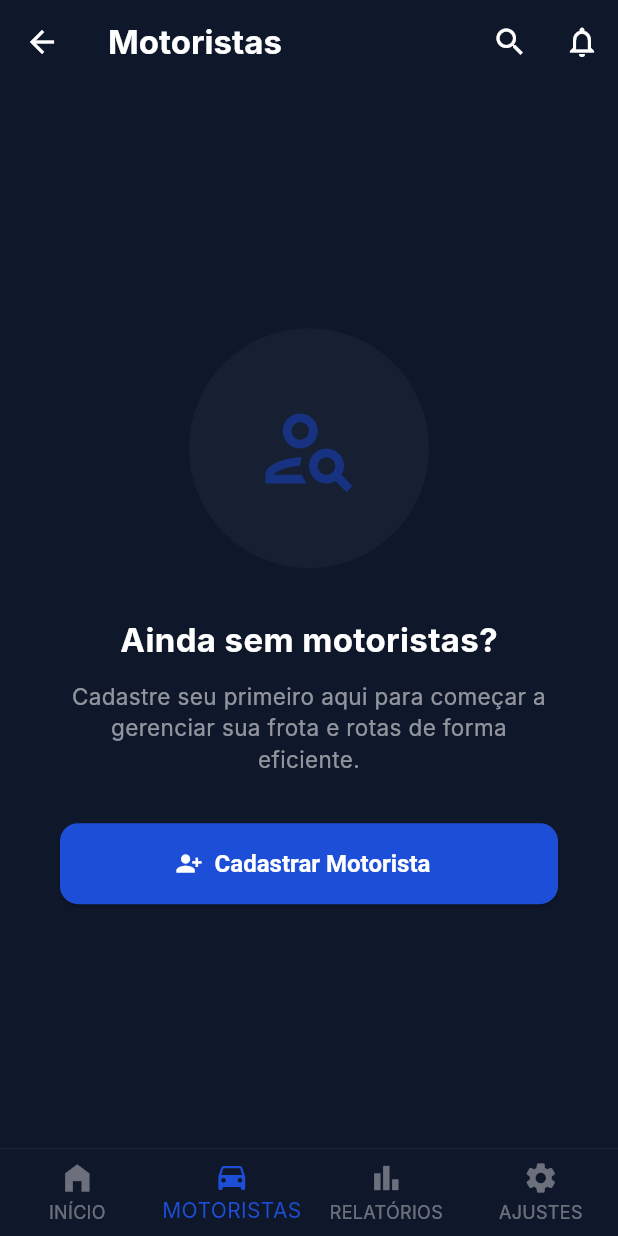
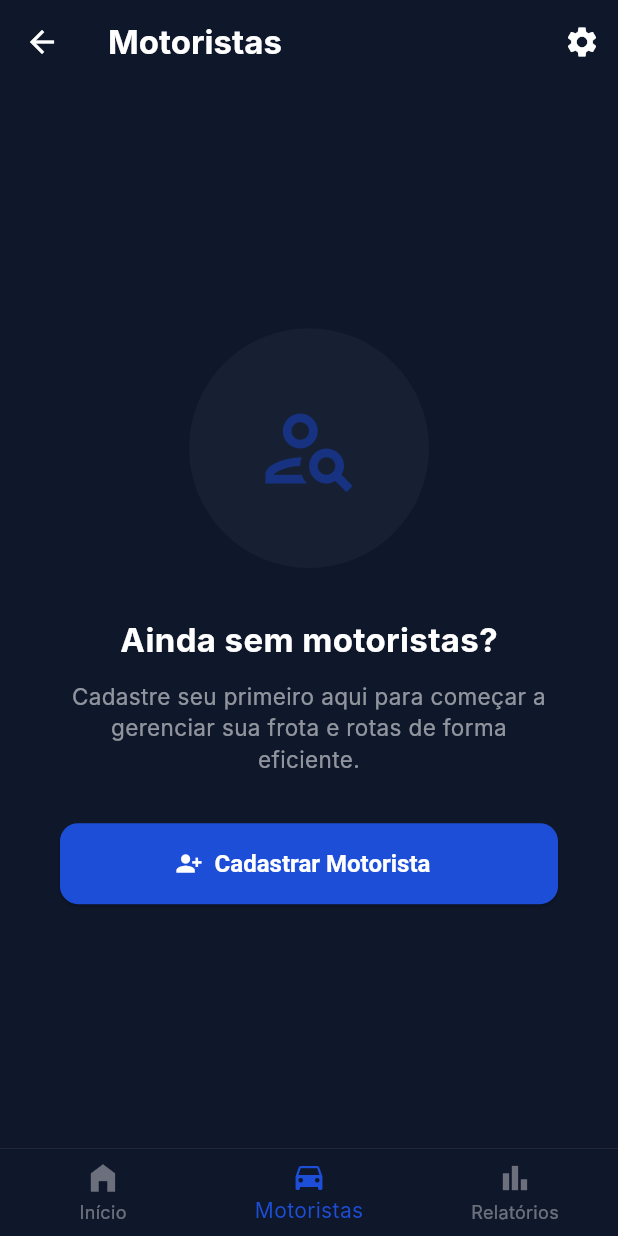
Before and after one commit to braraujo-dev/QMob, a Flutter app: the AdminHomePage screen opened by its route, on a phone screen of 412 x 824 dp. Run offline on Flutter 3.47's test engine with Material 3 defaults, Android fonts, the phone set to English and light mode, and no system bars; our stand-ins replace dartz, geocoding, geolocator, get_it, google_maps_flutter, image_picker and 2 more; accounts and stored records are empty; Roboto replaces fonts that are missing (Inter).

Commit message:
Ajustes de layout

```diff
--- a/lib/features/home/presentation/pages/admin_home_page.dart
+++ b/lib/features/home/presentation/pages/admin_home_page.dart
@@ -13,6 +13,8 @@ class _AdminHomePageState extends State<AdminHomePage> {
   final supabase = Supabase.instance.client;
   late final Stream<List<Map<String, dynamic>>> _motoristasStream;
 
+  bool _temMotoristas = false;
+
   @override
   void initState() {
     super.initState();
@@ -26,7 +28,7 @@ class _AdminHomePageState extends State<AdminHomePage> {
 
     return Scaffold(
       backgroundColor: bgDark,
-      appBar: _buildAppBar(bgDark, accentBlue),
+      appBar: _buildAppBar(bgDark, accentBlue, _temMotoristas),
       body: StreamBuilder<List<Map<String, dynamic>>>(
         stream: _motoristasStream,
         builder: (context, snapshot) {
@@ -34,11 +36,21 @@ class _AdminHomePageState extends State<AdminHomePage> {
             return const Center(child: CircularProgressIndicator(color: accentBlue));
           }
 
-          if (!snapshot.hasData || snapshot.data!.isEmpty) {
+          final motoristas = snapshot.data ?? [];
+
+          WidgetsBinding.instance.addPostFrameCallback((_) {
+            if (mounted) {
+              final atual = motoristas.isNotEmpty;
+              if (_temMotoristas != atual) {
+                setState(() => _temMotoristas = atual);
+              }
+            }
+          });
+
+          if (motoristas.isEmpty) {
             return _buildEmptyState(accentBlue);
           }
 
-          final motoristas = snapshot.data!;
           return _buildListView(motoristas);
         },
       ),
@@ -46,7 +58,7 @@ class _AdminHomePageState extends State<AdminHomePage> {
     );
   }
 
-  PreferredSizeWidget _buildAppBar(Color bg, Color accent) {
+  PreferredSizeWidget _buildAppBar(Color bg, Color accent, bool mostrarBusca) {
     return AppBar(
       backgroundColor: bg,
       elevation: 0,
@@ -55,13 +67,14 @@ class _AdminHomePageState extends State<AdminHomePage> {
         style: TextStyle(color: Colors.white, fontWeight: FontWeight.bold),
       ),
       actions: [
+        if (mostrarBusca)
           IconButton(
             onPressed: () {},
             icon: const Icon(Icons.search, color: Colors.white),
           ),
         IconButton(
-          onPressed: () {},
-          icon: const Icon(Icons.notifications_none, color: Colors.white),
+          onPressed: () => Navigator.pushNamed(context, AppRoutes.profile),
+          icon: const Icon(Icons.settings, color: Colors.white),
         ),
       ],
     );
@@ -230,7 +243,11 @@ class _AdminHomePageState extends State<AdminHomePage> {
   }
 
   Widget _buildBottomNav(Color accentBlue) {
-    return Container(
+    return Theme(
+      data: Theme.of(
+        context,
+      ).copyWith(splashFactory: NoSplash.splashFactory, highlightColor: Colors.grey),
+      child: Container(
         decoration: const BoxDecoration(
           border: Border(top: BorderSide(color: Colors.white10, width: 0.5)),
         ),
@@ -239,31 +256,23 @@ class _AdminHomePageState extends State<AdminHomePage> {
           type: BottomNavigationBarType.fixed,
           selectedItemColor: accentBlue,
           unselectedItemColor: Colors.white38,
-        currentIndex: 1, // Atualmente na aba Motoristas
+          currentIndex: 1,
           onTap: (index) {
             switch (index) {
               case 0:
-              // Se tiver uma Home Admin específica:
-              // Navigator.pushReplacementNamed(context, AppRoutes.adminHome);
-              break;
-            case 1:
-              // Já estamos aqui (Motoristas)
+                // Navigator.pushNamed(context, AppRoutes.home);
                 break;
               case 2:
-              // Navigator.pushNamed(context, AppRoutes.reports);
-              break;
-            case 3:
-              // Navega para a tela de Perfil/Ajustes que criamos
-              // Navigator.pushNamed(context, AppRoutes.adminProfile);
+                // Navigator.pushNamed(context, AppRoutes.historic);
                 break;
             }
           },
           items: const [
-          BottomNavigationBarItem(icon: Icon(Icons.home_filled), label: "INÍCIO"),
-          BottomNavigationBarItem(icon: Icon(Icons.drive_eta), label: "MOTORISTAS"),
-          BottomNavigationBarItem(icon: Icon(Icons.bar_chart), label: "RELATÓRIOS"),
-          BottomNavigationBarItem(icon: Icon(Icons.settings), label: "AJUSTES"),
+            BottomNavigationBarItem(icon: Icon(Icons.home_filled), label: "Início"),
+            BottomNavigationBarItem(icon: Icon(Icons.drive_eta), label: "Motoristas"),
+            BottomNavigationBarItem(icon: Icon(Icons.bar_chart), label: "Relatórios"),
           ],
+        ),
       ),
     );
   }
```
Lines whose indentation alone changed are shown as unchanged.
